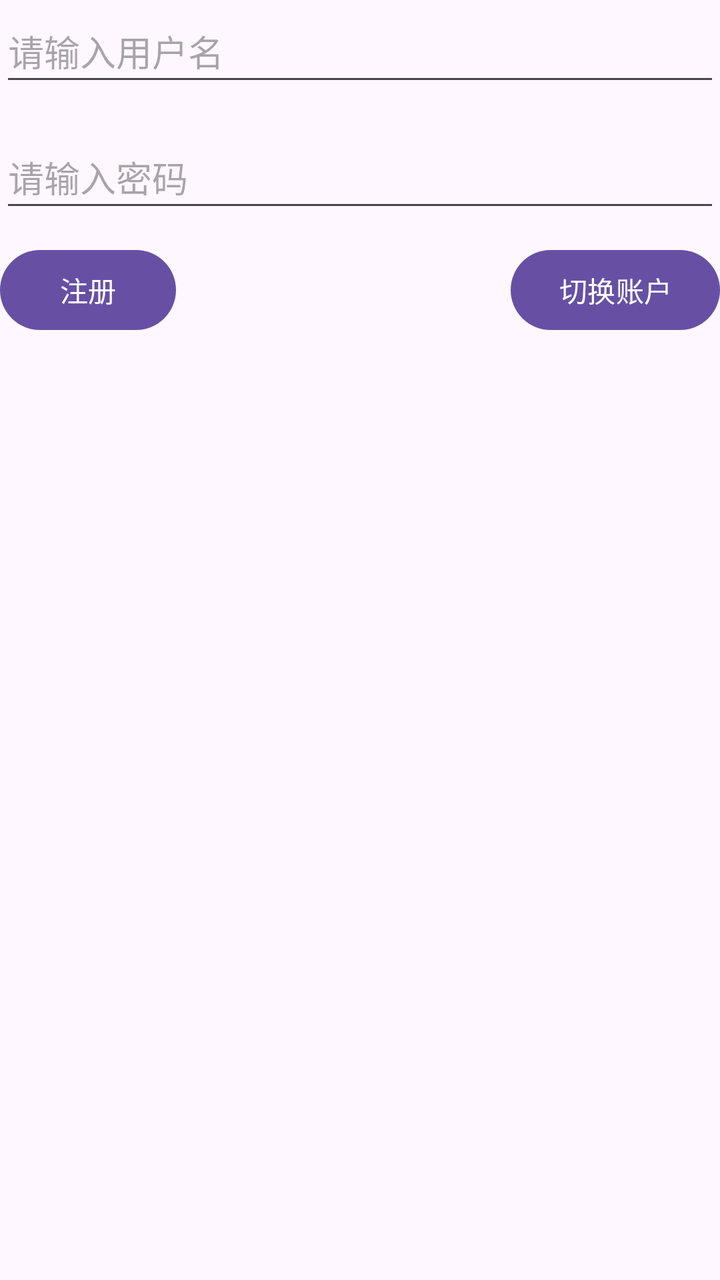
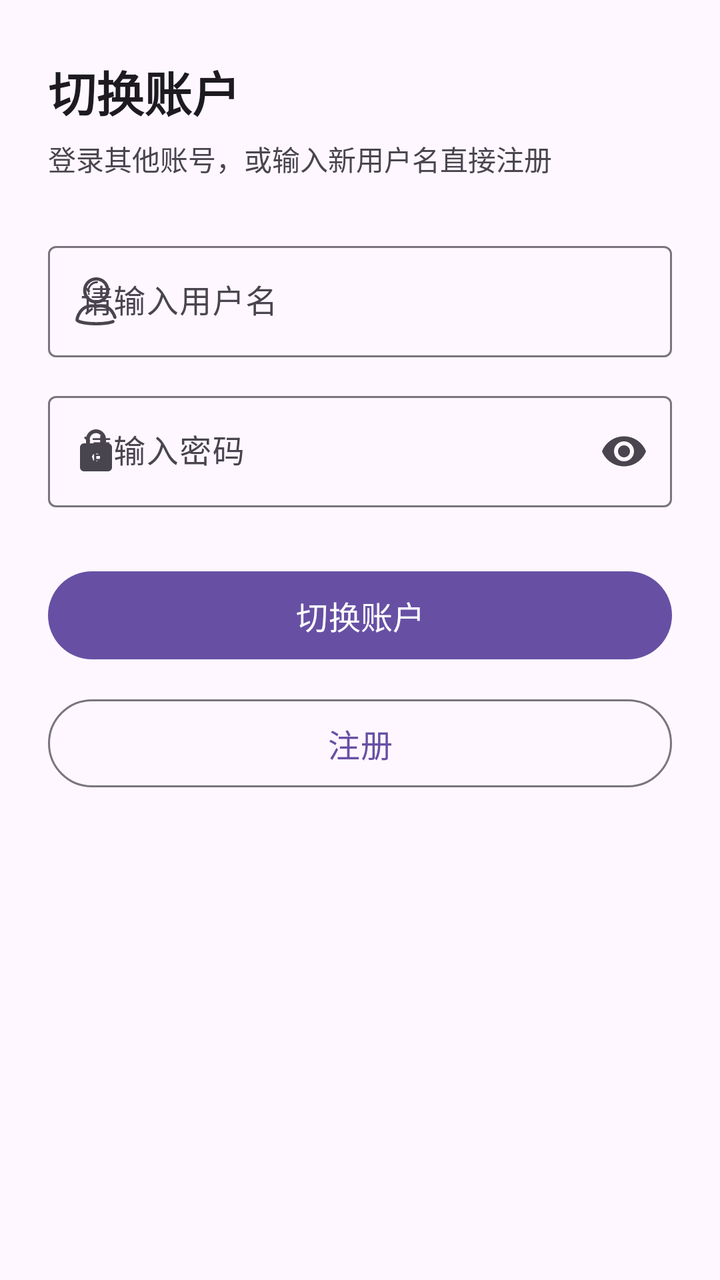

The first picture is an Android layout as it rendered before a commit; the second is the same layout after the commit. The layout source and the unified diff follow.
<!-- AndroidManifest.xml: application theme Theme.MyProject -->
<!-- res/layout/activity_change_account.xml -->
<?xml version="1.0" encoding="utf-8"?>
<androidx.constraintlayout.widget.ConstraintLayout xmlns:android="http://schemas.android.com/apk/res/android"
    xmlns:app="http://schemas.android.com/apk/res-auto"
    xmlns:tools="http://schemas.android.com/tools"
    android:id="@+id/main"
    android:layout_width="match_parent"
    android:layout_height="match_parent"
    android:fitsSystemWindows="true"
    tools:context=".ui.activity.MainActivity">

    <EditText
        android:id="@+id/username_et"
        android:layout_width="match_parent"
        android:layout_height="wrap_content"
        android:hint="@string/username_hint"
        android:minHeight="48dp"
        app:layout_constraintStart_toStartOf="parent"
        app:layout_constraintTop_toTopOf="parent" />

    <EditText
        android:id="@+id/password_et"
        android:layout_width="match_parent"
        android:layout_height="wrap_content"
        android:layout_marginTop="15dp"
        android:hint="@string/password_hint"
        android:inputType="textPassword"
        android:minHeight="48dp"
        app:layout_constraintStart_toStartOf="parent"
        app:layout_constraintTop_toBottomOf="@+id/username_et" />

    <Button
        android:id="@+id/change_account_bt"
        android:layout_width="wrap_content"
        android:layout_height="wrap_content"
        android:layout_marginTop="10dp"
        android:text="@string/change_account"
        app:layout_constraintEnd_toEndOf="parent"
        app:layout_constraintTop_toBottomOf="@+id/password_et" />

    <Button
        android:id="@+id/register_bt"
        android:layout_width="wrap_content"
        android:layout_height="wrap_content"
        android:layout_marginTop="10dp"
        android:text="@string/register"
        app:layout_constraintStart_toStartOf="parent"
        app:layout_constraintTop_toBottomOf="@+id/password_et" />

</androidx.constraintlayout.widget.ConstraintLayout>
<!-- resources referenced by this layout -->
<resources>
  <string name="change_account">切换账户</string>
  <string name="password_hint">请输入密码</string>
  <string name="register">注册</string>
  <string name="username_hint">请输入用户名</string>
  <style name="Theme.MyProject" parent="Base.Theme.MyProject" />
  <style name="Base.Theme.MyProject" parent="Theme.Material3.DayNight.NoActionBar">
          
          
      </style>
</resources>

<!-- the commit's change to res/layout/activity_change_account.xml (unified diff, before → after) -->
@@ -1,49 +1,101 @@
 <?xml version="1.0" encoding="utf-8"?>
-<androidx.constraintlayout.widget.ConstraintLayout xmlns:android="http://schemas.android.com/apk/res/android"
+<ScrollView xmlns:android="http://schemas.android.com/apk/res/android"
     xmlns:app="http://schemas.android.com/apk/res-auto"
     xmlns:tools="http://schemas.android.com/tools"
     android:id="@+id/main"
     android:layout_width="match_parent"
     android:layout_height="match_parent"
+    android:background="?attr/colorSurface"
+    android:fillViewport="true"
     android:fitsSystemWindows="true"
-    tools:context=".ui.activity.MainActivity">
+    tools:context=".ui.activity.ChangeAccountActivity">
 
-    <EditText
-        android:id="@+id/username_et"
+    <LinearLayout
         android:layout_width="match_parent"
         android:layout_height="wrap_content"
-        android:hint="@string/username_hint"
-        android:minHeight="48dp"
-        app:layout_constraintStart_toStartOf="parent"
-        app:layout_constraintTop_toTopOf="parent" />
+        android:orientation="vertical"
+        android:paddingStart="24dp"
+        android:paddingTop="28dp"
+        android:paddingEnd="24dp"
+        android:paddingBottom="32dp">
 
-    <EditText
-        android:id="@+id/password_et"
-        android:layout_width="match_parent"
-        android:layout_height="wrap_content"
-        android:layout_marginTop="15dp"
-        android:hint="@string/password_hint"
-        android:inputType="textPassword"
-        android:minHeight="48dp"
-        app:layout_constraintStart_toStartOf="parent"
-        app:layout_constraintTop_toBottomOf="@+id/username_et" />
+        <TextView
+            android:layout_width="wrap_content"
+            android:layout_height="wrap_content"
+            android:text="@string/change_account"
+            android:textColor="?attr/colorOnSurface"
+            android:textSize="24sp"
+            android:textStyle="bold" />
 
-    <Button
-        android:id="@+id/change_account_bt"
-        android:layout_width="wrap_content"
-        android:layout_height="wrap_content"
-        android:layout_marginTop="10dp"
-        android:text="@string/change_account"
-        app:layout_constraintEnd_toEndOf="parent"
-        app:layout_constraintTop_toBottomOf="@+id/password_et" />
+        <TextView
+            android:layout_width="match_parent"
+            android:layout_height="wrap_content"
+            android:layout_marginTop="6dp"
+            android:text="@string/change_account_subtitle"
+            android:textColor="?attr/colorOnSurfaceVariant"
+            android:textSize="14sp" />
 
-    <Button
-        android:id="@+id/register_bt"
-        android:layout_width="wrap_content"
-        android:layout_height="wrap_content"
-        android:layout_marginTop="10dp"
-        android:text="@string/register"
-        app:layout_constraintStart_toStartOf="parent"
-        app:layout_constraintTop_toBottomOf="@+id/password_et" />
+        
+        <com.google.android.material.textfield.TextInputLayout
+            android:id="@+id/username_layout"
+            style="@style/Widget.Material3.TextInputLayout.OutlinedBox"
+            android:layout_width="match_parent"
+            android:layout_height="wrap_content"
+            android:layout_marginTop="28dp"
+            android:hint="@string/username_hint"
+            app:startIconDrawable="@drawable/ic_person"
+            app:startIconTint="?attr/colorOnSurfaceVariant">
 
-</androidx.constraintlayout.widget.ConstraintLayout>
+            <com.google.android.material.textfield.TextInputEditText
+                android:id="@+id/username_et"
+                android:layout_width="match_parent"
+                android:layout_height="wrap_content"
+                android:inputType="text"
+                android:maxLines="1" />
+        </com.google.android.material.textfield.TextInputLayout>
+
+        
+        <com.google.android.material.textfield.TextInputLayout
+            android:id="@+id/password_layout"
+            style="@style/Widget.Material3.TextInputLayout.OutlinedBox"
+            android:layout_width="match_parent"
+            android:layout_height="wrap_content"
+            android:layout_marginTop="14dp"
+            android:hint="@string/password_hint"
+            app:endIconMode="password_toggle"
+            app:startIconDrawable="@drawable/ic_lock"
+            app:startIconTint="?attr/colorOnSurfaceVariant">
+
+            <com.google.android.material.textfield.TextInputEditText
+                android:id="@+id/password_et"
+                android:layout_width="match_parent"
+                android:layout_height="wrap_content"
+                android:imeOptions="actionDone"
+                android:inputType="textPassword"
+                android:maxLines="1" />
+        </com.google.android.material.textfield.TextInputLayout>
+
+        
+        <com.google.android.material.button.MaterialButton
+            android:id="@+id/change_account_bt"
+            android:layout_width="match_parent"
+            android:layout_height="52dp"
+            android:layout_marginTop="28dp"
+            android:text="@string/change_account"
+            android:textSize="16sp"
+            app:cornerRadius="26dp" />
+
+        
+        <com.google.android.material.button.MaterialButton
+            android:id="@+id/register_bt"
+            style="@style/Widget.Material3.Button.OutlinedButton"
+            android:layout_width="match_parent"
+            android:layout_height="52dp"
+            android:layout_marginTop="12dp"
+            android:text="@string/register"
+            android:textSize="16sp"
+            app:cornerRadius="26dp" />
+
+    </LinearLayout>
+
+</ScrollView>
<!-- resource entries referenced after the edit -->
@@ -1,6 +1,36 @@
 <!-- resources referenced by this layout -->
 <resources>
+  <!-- drawable ic_lock (drawable) -->
+  <vector xmlns:android="http://schemas.android.com/apk/res/android"
+      android:width="24dp"
+      android:height="24dp"
+      android:viewportWidth="24"
+      android:viewportHeight="24">
+      <path
+          android:fillColor="#FF000000"
+          android:pathData="M18,8h-1V6c0,-2.76 -2.24,-5 -5,-5S7,3.24 7,6v2H6c-1.1,0 -2,0.9 -2,2v10c0,1.1 0.9,2 2,2h12c1.1,0 2,-0.9 2,-2V10c0,-1.1 -0.9,-2 -2,-2zM12,17c-1.1,0 -2,-0.9 -2,-2s0.9,-2 2,-2 2,0.9 2,2 -0.9,2 -2,2zM15.1,8H8.9V6c0,-1.71 1.39,-3.1 3.1,-3.1 1.71,0 3.1,1.39 3.1,3.1v2z" />
+  </vector>
+  <!-- drawable ic_person (drawable) -->
+  <vector xmlns:android="http://schemas.android.com/apk/res/android"
+      android:width="24dp"
+      android:height="24dp"
+      android:viewportWidth="1024"
+      android:viewportHeight="1024">
+      <path
+          android:fillColor="#FF000000"
+          android:pathData="M948.8,844c-11.4,-36.7 -31.3,-77.7 -59.6,-122.2 -68,-106.6 -199.3,-162.5 -334.1,-142.1 -24.7,3.6 -50,3.6 -75.2,-0.6 -131.8,-21.7 -261.9,32.5 -331.7,137.9 -49.4,74 -74,139.7 -74,194.4 0,74 222.7,112.6 443.1,112.6 142.1,0 285.3,-16.3 368.4,-47.6 24.7,-9 30.1,-41.5 10.2,-58.4 -9,-7.8 -21.1,-9.6 -32.5,-6 -50,18.7 -157.7,43.3 -346.1,43.3 -237.8,0 -346.8,-39.7 -374.4,-56 3.6,-39.1 24.7,-89.1 62,-145.1 55.4,-83.1 158.9,-125.8 263.7,-108.4 31.9,5.4 65,5.4 96.9,0.6 107.8,-16.3 212.5,27.1 266.1,111.4 24.7,38.5 42.1,74 51.8,104.7 3.6,11.4 12.6,19.9 24.1,22.3l1.8,0.6C934.3,891 956,868.1 948.8,844z" />
+      <path
+          android:fillColor="#FF000000"
+          android:pathData="M516.5,558.7c154.1,0 279.3,-125.2 279.3,-279.3S670.6,0 516.5,0C363,0 237.2,125.2 237.2,279.3S363,558.7 516.5,558.7zM516.5,68c116.2,0 211.3,94.5 211.3,211.3s-94.5,211.3 -211.3,211.3c-116.2,0 -211.3,-94.5 -211.3,-211.3S400.3,68 516.5,68z" />
+      <path
+          android:fillColor="#FF000000"
+          android:pathData="M372,368.4c-3.6,4.2 -9,6 -14.4,6 -5.4,0 -10.8,-2.4 -14.4,-6 -4.2,-4.2 -6,-9.6 -6,-15 0,-5.4 1.8,-11.4 6,-15 7.8,-7.8 21.7,-7.8 29.5,0 4.2,4.2 6,9.6 6,15C378.1,358.8 375.6,364.2 372,368.4z" />
+      <path
+          android:fillColor="#FF000000"
+          android:pathData="M533.4,125.2c-90.9,0 -165.5,77.1 -165.5,171.6 0,12 -9,21.7 -20.5,21.7 -11.4,0 -20.5,-9.6 -20.5,-21.7 0,-118 92.7,-214.3 207.1,-214.3 11.4,0 20.5,9.6 20.5,21.7C553.8,115.6 544.8,125.2 533.4,125.2z" />
+  </vector>
   <string name="change_account">切换账户</string>
+  <string name="change_account_subtitle">登录其他账号，或输入新用户名直接注册</string>
   <string name="password_hint">请输入密码</string>
   <string name="register">注册</string>
   <string name="username_hint">请输入用户名</string>
